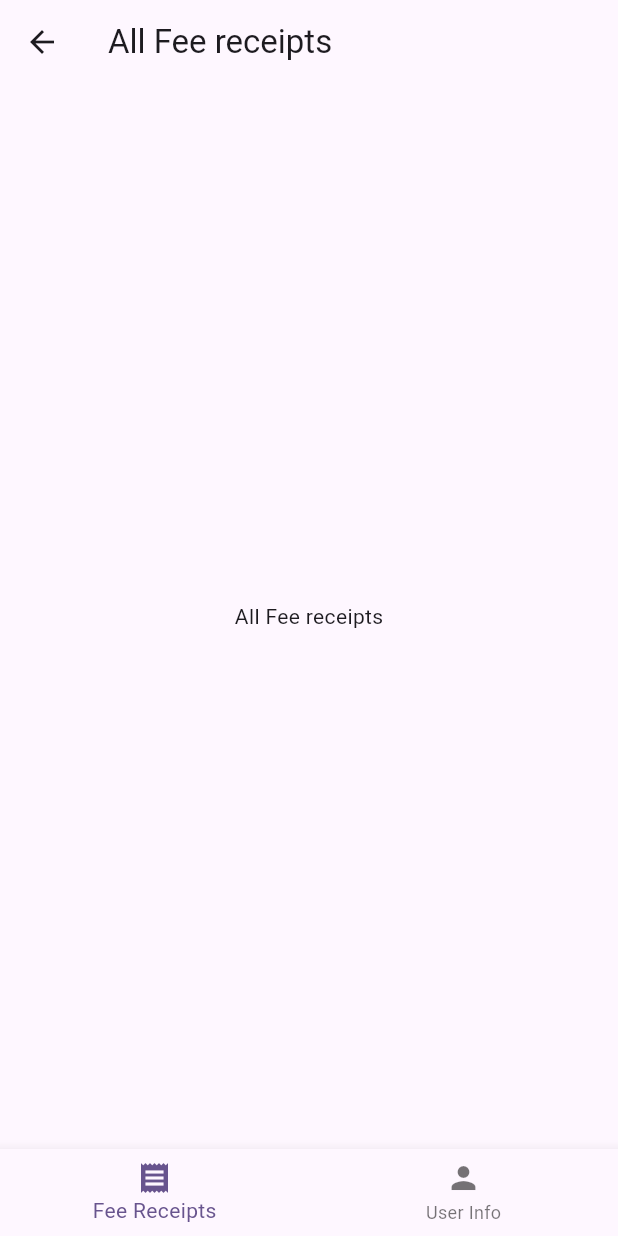
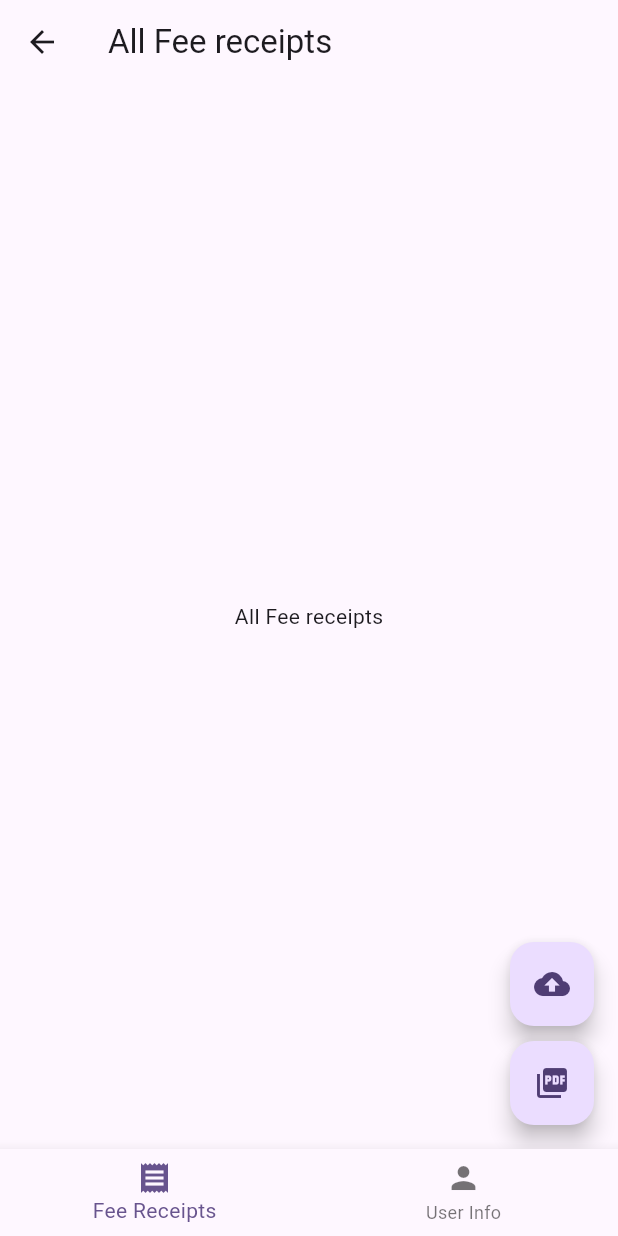
Before and after one commit to navneetprajapati26/fee-verification-student, a Flutter app: the ScreenSetUp screen opened by its route, on a phone screen of 412 x 824 dp. Run offline on Flutter 3.47's test engine with Material 3 defaults, Android fonts, the phone set to English and light mode, and no system bars; our stand-ins replace bloc, cloud_firestore, equatable, file_picker, firebase_auth, firebase_core and 3 more; missing offline and left inert: flutter_pdfview; accounts and stored records are empty.

Commit message:
file upload done by Navneet

```diff
--- a/lib/features/fee_risipts/bloc/fee_receipt_event.dart
+++ b/lib/features/fee_risipts/bloc/fee_receipt_event.dart
@@ -2,3 +2,15 @@ part of 'fee_receipt_bloc.dart';
 
 @immutable
 abstract class FeeReceiptEvent {}
+
+class UploadImageEvent extends FeeReceiptEvent {
+  final String folderName;
+
+  UploadImageEvent(this.folderName);
+}
+
+class UploadPDFEvent extends FeeReceiptEvent {
+  final String folderName;
+
+  UploadPDFEvent(this.folderName);
+}
--- a/lib/features/fee_risipts/bloc/fee_receipt_state.dart
+++ b/lib/features/fee_risipts/bloc/fee_receipt_state.dart
@@ -4,3 +4,15 @@ part of 'fee_receipt_bloc.dart';
 abstract class FeeReceiptState {}
 
 class FeeReceiptInitial extends FeeReceiptState {}
+
+class ImageUploadCompletedState extends FeeReceiptState {
+  final String? imageUrl;
+
+  ImageUploadCompletedState(this.imageUrl);
+}
+
+class PDFUploadCompletedState extends FeeReceiptState {
+  final String? pdfUrl;
+
+  PDFUploadCompletedState(this.pdfUrl);
+}
--- a/lib/features/fee_risipts/screen/all_fee_risipts.dart
+++ b/lib/features/fee_risipts/screen/all_fee_risipts.dart
@@ -1,6 +1,11 @@
 import 'package:flutter/material.dart';
+import 'package:flutter_bloc/flutter_bloc.dart';
+
+import '../../../widget/viwe_pdf.dart';
+import '../bloc/fee_receipt_bloc.dart';
+
 class AllFeeReceipt extends StatefulWidget {
-  const AllFeeReceipt({super.key});
+  const AllFeeReceipt({Key? key}) : super(key: key);
 
   @override
   State<AllFeeReceipt> createState() => _AllFeeReceiptState();
@@ -13,8 +18,46 @@ class _AllFeeReceiptState extends State<AllFeeReceipt> {
       appBar: AppBar(
         title: const Text('All Fee receipts'),
       ),
-      body: const Center(
-        child: Text('All Fee receipts'),
-      ));
+      floatingActionButton: Column(
+        mainAxisAlignment: MainAxisAlignment.end,
+        children: [
+          FloatingActionButton(
+            onPressed: () {
+              context.read<FeeReceiptBloc>().add(UploadImageEvent('your_folder_name'));
+            },
+            child: const Icon(Icons.cloud_upload),
+            heroTag: 'imageUpload',
+          ),
+          SizedBox(height: 10),
+          FloatingActionButton(
+            onPressed: () {
+              context.read<FeeReceiptBloc>().add(UploadPDFEvent('your_folder_name'));
+            },
+            child: const Icon(Icons.picture_as_pdf),
+            heroTag: 'pdfUpload',
+          ),
+        ],
+      ),
+      body: BlocBuilder<FeeReceiptBloc, FeeReceiptState>(
+        builder: (context, state) {
+          if (state is ImageUploadCompletedState) {
+            return Center(
+              child: state.imageUrl != null
+                  ? Image.network(state.imageUrl!)
+                  : Text('No image uploaded'),
+            );
+          } else if (state is PDFUploadCompletedState) {
+            return Center(
+              child: state.pdfUrl != null
+                  ? ViewPDF( url: state.pdfUrl! )
+                  : Text('No PDF uploaded'),
+            );
+          }
+          return const Center(
+            child: Text('All Fee receipts'),
+          );
+        },
+      ),
+    );
   }
 }
--- a/pubspec.yaml
+++ b/pubspec.yaml
@@ -43,6 +43,9 @@ dependencies:
   shared_preferences: ^2.2.3
   firebase_storage: ^11.6.9
   file_picker: ^8.0.0+1
+  flutter_pdfview: ^1.3.2
+  path_provider: ^2.1.3
+  http: ^1.2.0
 
 dev_dependencies:
   flutter_test:
```
Also changed, not shown: lib/features/fee_risipts/bloc/fee_receipt_bloc.dart (+19 -2 lines), lib/main.dart (+11 -2 lines), lib/widget/viwe_pdf.dart (added, +60 -0 lines), 2 other files.
